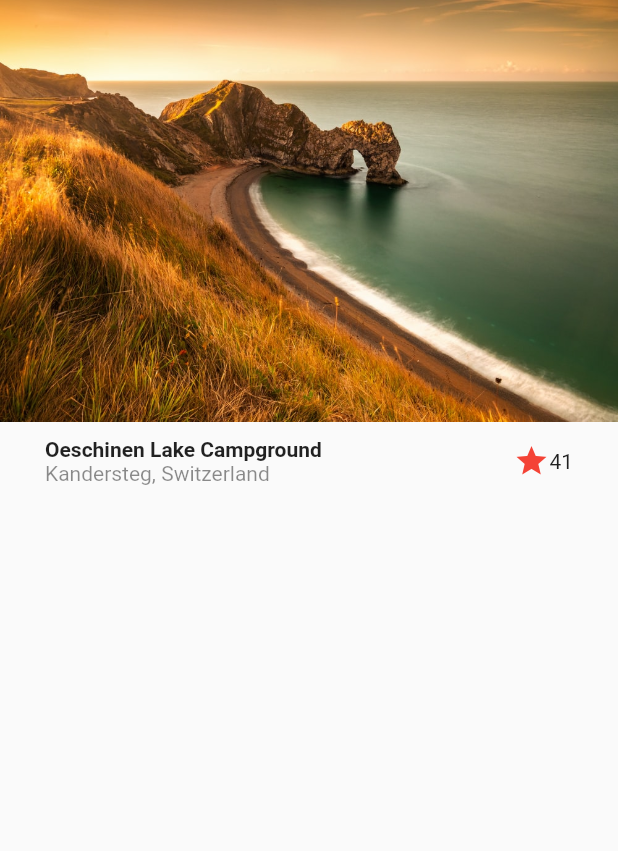
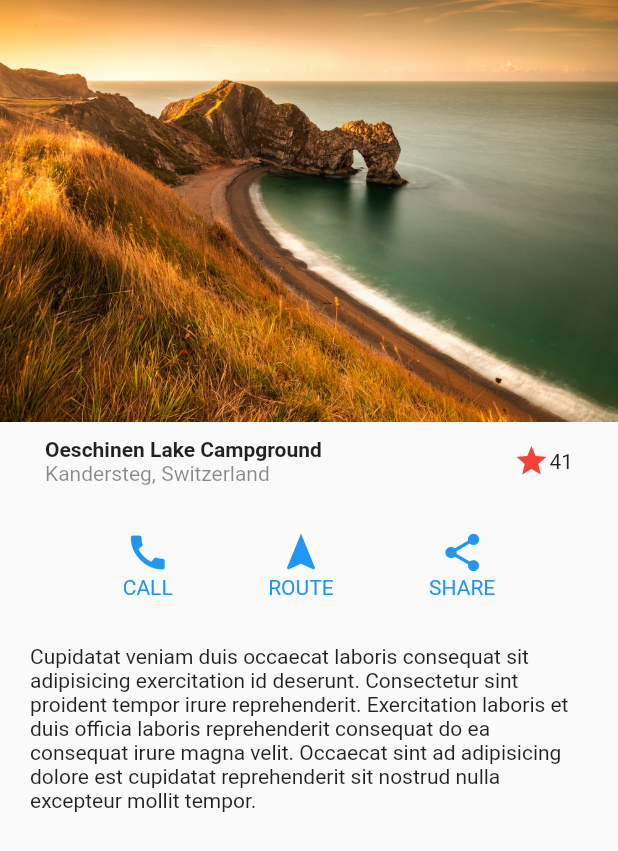
Before and after one commit to aydin-due/designs, a Flutter app: the screen it shows after launch, on a phone screen of 412 x 824 dp. Shown: the top 851 px of the screen. Run offline on Flutter 3.47's test engine with Material 2 defaults, Android fonts, the phone set to English and light mode, and no system bars.

Commit message:
basic design -buttons + text

```diff
--- a/lib/screens/basic_design.dart
+++ b/lib/screens/basic_design.dart
@@ -1,17 +1,19 @@
 import 'package:flutter/material.dart';
 
 class BasicDesignScreen extends StatelessWidget {
-
   const BasicDesignScreen({Key? key}) : super(key: key);
 
   @override
   Widget build(BuildContext context) {
     return Scaffold(
-      body: Column(
-        children: const [
-          Image(image: AssetImage('assets/landscape.jpg')),
-          Title()
-        ]),
+      body: Column(children: [
+        const Image(image: AssetImage('assets/landscape.jpg')),
+        const Title(),
+        const ButtonSection(),
+        Container(
+          margin: const EdgeInsets.symmetric(horizontal: 20, vertical: 10),
+          child: const Text('Cupidatat veniam duis occaecat laboris consequat sit adipisicing exercitation id deserunt. Consectetur sint proident tempor irure reprehenderit. Exercitation laboris et duis officia laboris reprehenderit consequat do ea consequat irure magna velit. Occaecat sint ad adipisicing dolore est cupidatat reprehenderit sit nostrud nulla excepteur mollit tempor.'))
+      ]),
     );
   }
 }
@@ -27,17 +29,64 @@ class Title extends StatelessWidget {
       margin: const EdgeInsets.symmetric(horizontal: 30, vertical: 10),
       child: Row(
         children: [
-           Column(
-            crossAxisAlignment: CrossAxisAlignment.start,
-            children: const [
-              Text('Oeschinen Lake Campground', style: TextStyle(fontWeight: FontWeight.bold),),
-              Text('Kandersteg, Switzerland', style: TextStyle(color: Colors.black45),)
-            ]),
-            Expanded(child: Container()),
-           const Icon(Icons.star, color: Colors.red,),
-           const Text('41')
+          Column(crossAxisAlignment: CrossAxisAlignment.start, children: const [
+            Text(
+              'Oeschinen Lake Campground',
+              style: TextStyle(fontWeight: FontWeight.bold),
+            ),
+            Text(
+              'Kandersteg, Switzerland',
+              style: TextStyle(color: Colors.black45),
+            )
+          ]),
+          Expanded(child: Container()),
+          const Icon(
+            Icons.star,
+            color: Colors.red,
+          ),
+          const Text('41')
         ],
       ),
     );
   }
 }
+
+class ButtonSection extends StatelessWidget {
+  const ButtonSection({
+    Key? key,
+  }) : super(key: key);
+
+  @override
+  Widget build(BuildContext context) {
+    return Container(
+      margin: const EdgeInsets.symmetric(vertical: 20, horizontal: 50),
+      child: Row(
+        mainAxisAlignment: MainAxisAlignment.spaceAround,
+        children: const [
+          CustomButton(icon: Icons.call, text: 'CALL',),
+          CustomButton(icon: Icons.navigation_sharp, text: 'ROUTE'),
+          CustomButton(icon: Icons.share, text: 'SHARE')
+        ],
+      ),
+    );
+  }
+}
+
+class CustomButton extends StatelessWidget {
+  final IconData icon;
+  final String text;
+
+  const CustomButton({
+    Key? key, required this.icon, required this.text,
+  }) : super(key: key);
+
+  @override
+  Widget build(BuildContext context) {
+    return Column(
+      children: [
+        Icon(icon, color: Colors.blue, size: 30,),
+        Text(text, style: const TextStyle(color: Colors.blue))
+      ],
+    );
+  }
+}
```
